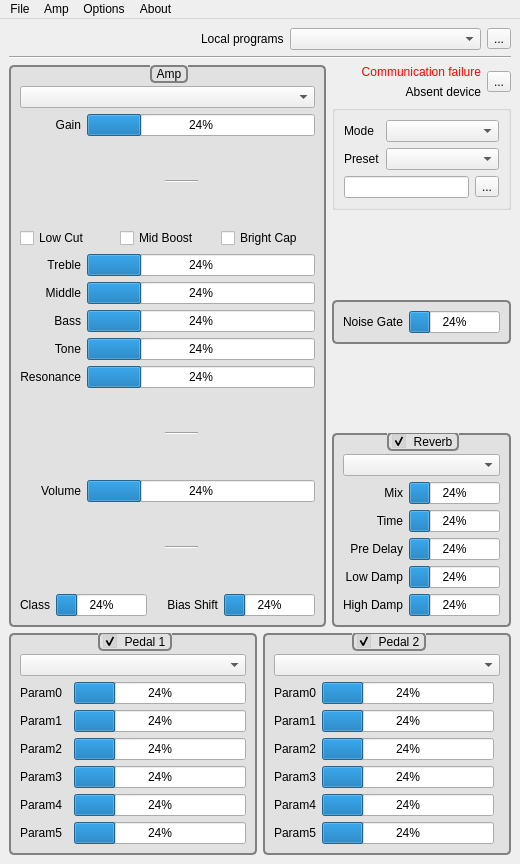
Qt form resources/ui/main_win.ui (Houston4444/OsciTronix) before a commit.
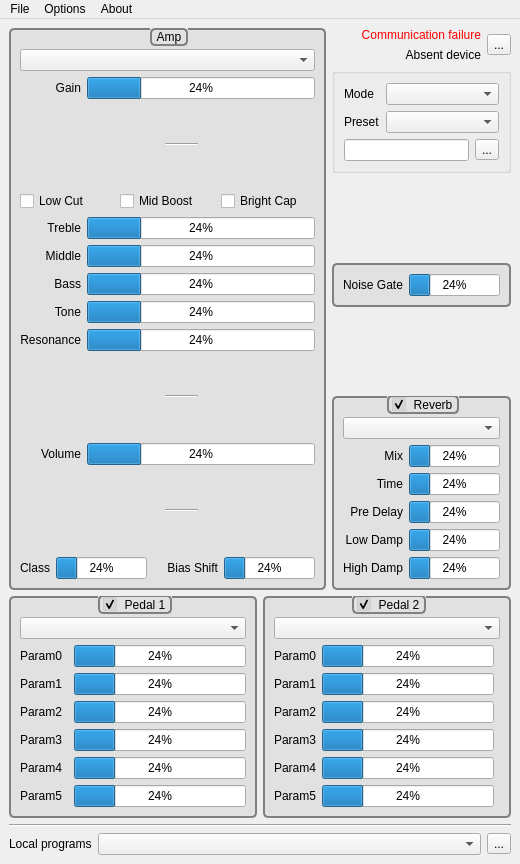
The same form after that commit. Icons and pictures are not drawn. Custom widgets are drawn as their Qt base class.

Commit message: local programs widget on bottom

```diff
--- a/resources/ui/main_win.ui
+++ b/resources/ui/main_win.ui
@@ -18,58 +18,6 @@
   </property>
   <widget class="QWidget" name="centralwidget">
    <layout class="QVBoxLayout" name="verticalLayout">
-    <item>
-     <layout class="QHBoxLayout" name="horizontalLayout_8">
-      <item>
-       <spacer name="horizontalSpacer_2">
-        <property name="orientation">
-         <enum>Qt::Horizontal</enum>
-        </property>
-        <property name="sizeHint" stdset="0">
-         <size>
-          <width>40</width>
-          <height>20</height>
-         </size>
-        </property>
-       </spacer>
-      </item>
-      <item>
-       <widget class="QLabel" name="label_11">
-        <property name="text">
-         <string>Local programs</string>
-        </property>
-       </widget>
-      </item>
-      <item>
-       <widget class="QComboBox" name="comboBoxLocalPrograms">
-        <property name="sizePolicy">
-         <sizepolicy hsizetype="MinimumExpanding" vsizetype="Fixed">
-          <horstretch>0</horstretch>
-          <verstretch>0</verstretch>
-         </sizepolicy>
-        </property>
-       </widget>
-      </item>
-      <item>
-       <widget class="QToolButton" name="toolButtonSave">
-        <property name="text">
-         <string>...</string>
-        </property>
-        <property name="icon">
-         <iconset theme="document-save-as">
-          <normaloff>../../../../.designer/backup</normaloff>../../../../.designer/backup</iconset>
-        </property>
-       </widget>
-      </item>
-     </layout>
-    </item>
-    <item>
-     <widget class="Line" name="line_4">
-      <property name="orientation">
-       <enum>Qt::Horizontal</enum>
-      </property>
-     </widget>
-    </item>
     <item>
      <layout class="QHBoxLayout" name="horizontalLayout_3">
       <item>
@@ -1015,6 +963,45 @@
       </item>
      </layout>
     </item>
+    <item>
+     <widget class="Line" name="line_4">
+      <property name="orientation">
+       <enum>Qt::Horizontal</enum>
+      </property>
+     </widget>
+    </item>
+    <item>
+     <layout class="QHBoxLayout" name="horizontalLayout_8">
+      <item>
+       <widget class="QLabel" name="label_11">
+        <property name="text">
+         <string>Local programs</string>
+        </property>
+       </widget>
+      </item>
+      <item>
+       <widget class="QComboBox" name="comboBoxLocalPrograms">
+        <property name="sizePolicy">
+         <sizepolicy hsizetype="MinimumExpanding" vsizetype="Fixed">
+          <horstretch>0</horstretch>
+          <verstretch>0</verstretch>
+         </sizepolicy>
+        </property>
+       </widget>
+      </item>
+      <item>
+       <widget class="QToolButton" name="toolButtonSave">
+        <property name="text">
+         <string>...</string>
+        </property>
+        <property name="icon">
+         <iconset theme="document-save-as">
+          <normaloff>../../../../.designer/backup</normaloff>../../../../.designer/backup</iconset>
+        </property>
+       </widget>
+      </item>
+     </layout>
+    </item>
    </layout>
   </widget>
   <widget class="QMenuBar" name="menubar">
@@ -1046,13 +1033,6 @@
     <addaction name="actionAboutQt"/>
     <addaction name="actionAboutOsciTronix"/>
    </widget>
-   <widget class="QMenu" name="menuAmp">
-    <property name="title">
-     <string>Amp</string>
-    </property>
-    <addaction name="actionSaveCurrentProgramToUserBank"/>
-    <addaction name="actionSaveCurrentProgramToUserAmpfx"/>
-   </widget>
    <widget class="QMenu" name="menuOptions">
     <property name="title">
      <string>Options</string>
@@ -1068,7 +1048,6 @@
     <addaction name="menuNsmMode"/>
    </widget>
    <addaction name="menuFile"/>
-   <addaction name="menuAmp"/>
    <addaction name="menuOptions"/>
    <addaction name="menuAbout"/>
   </widget>
```
